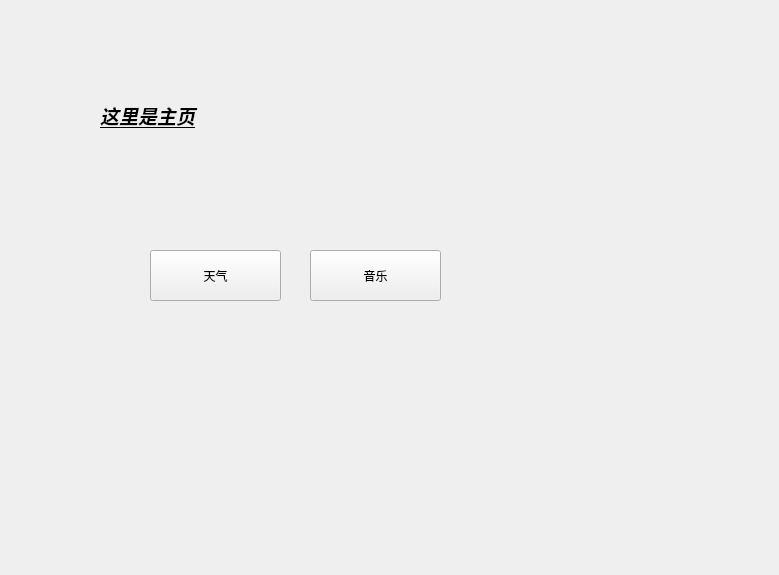
Old version of the form View/Home/home.ui in the repository yuzcat01/VehicleControl.
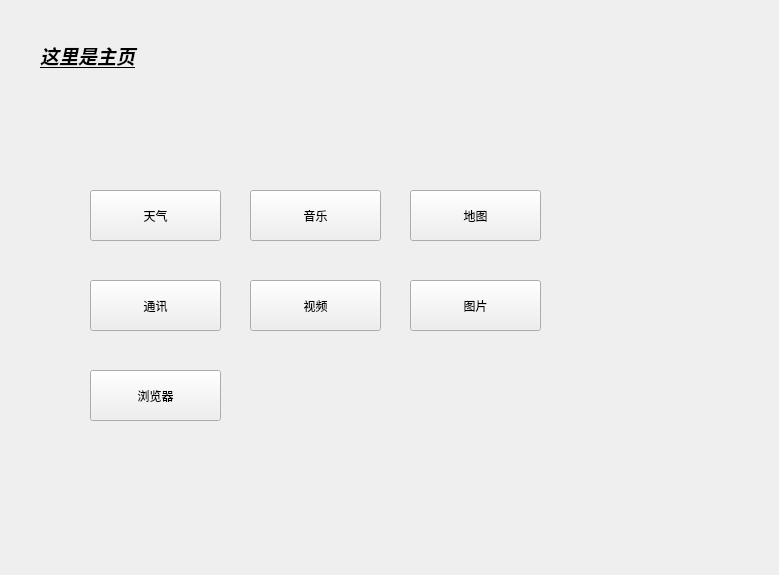
New version of the form.

Commit message: 添加剩余功能页面：通讯、图片、视频、浏览器；调整页面布局

```diff
--- a/View/Home/home.ui
+++ b/View/Home/home.ui
@@ -16,10 +16,10 @@
   <widget class="QWidget" name="widget" native="true">
    <property name="geometry">
     <rect>
-     <x>60</x>
-     <y>60</y>
-     <width>541</width>
-     <height>381</height>
+     <x>0</x>
+     <y>0</y>
+     <width>661</width>
+     <height>441</height>
     </rect>
    </property>
    <widget class="QLabel" name="label">
@@ -61,6 +61,71 @@
      <string>音乐</string>
     </property>
    </widget>
+   <widget class="QPushButton" name="pushButton_2">
+    <property name="geometry">
+     <rect>
+      <x>410</x>
+      <y>190</y>
+      <width>131</width>
+      <height>51</height>
+     </rect>
+    </property>
+    <property name="text">
+     <string>地图</string>
+    </property>
+   </widget>
+   <widget class="QPushButton" name="toCommu">
+    <property name="geometry">
+     <rect>
+      <x>90</x>
+      <y>280</y>
+      <width>131</width>
+      <height>51</height>
+     </rect>
+    </property>
+    <property name="text">
+     <string>通讯</string>
+    </property>
+   </widget>
+   <widget class="QPushButton" name="toVedio">
+    <property name="geometry">
+     <rect>
+      <x>250</x>
+      <y>280</y>
+      <width>131</width>
+      <height>51</height>
+     </rect>
+    </property>
+    <property name="text">
+     <string>视频</string>
+    </property>
+   </widget>
+   <widget class="QPushButton" name="toPic">
+    <property name="geometry">
+     <rect>
+      <x>410</x>
+      <y>280</y>
+      <width>131</width>
+      <height>51</height>
+     </rect>
+    </property>
+    <property name="text">
+     <string>图片</string>
+    </property>
+   </widget>
+   <widget class="QPushButton" name="toBrow">
+    <property name="geometry">
+     <rect>
+      <x>90</x>
+      <y>370</y>
+      <width>131</width>
+      <height>51</height>
+     </rect>
+    </property>
+    <property name="text">
+     <string>浏览器</string>
+    </property>
+   </widget>
   </widget>
  </widget>
  <resources/>
```
The commit also changes 21 other files.
